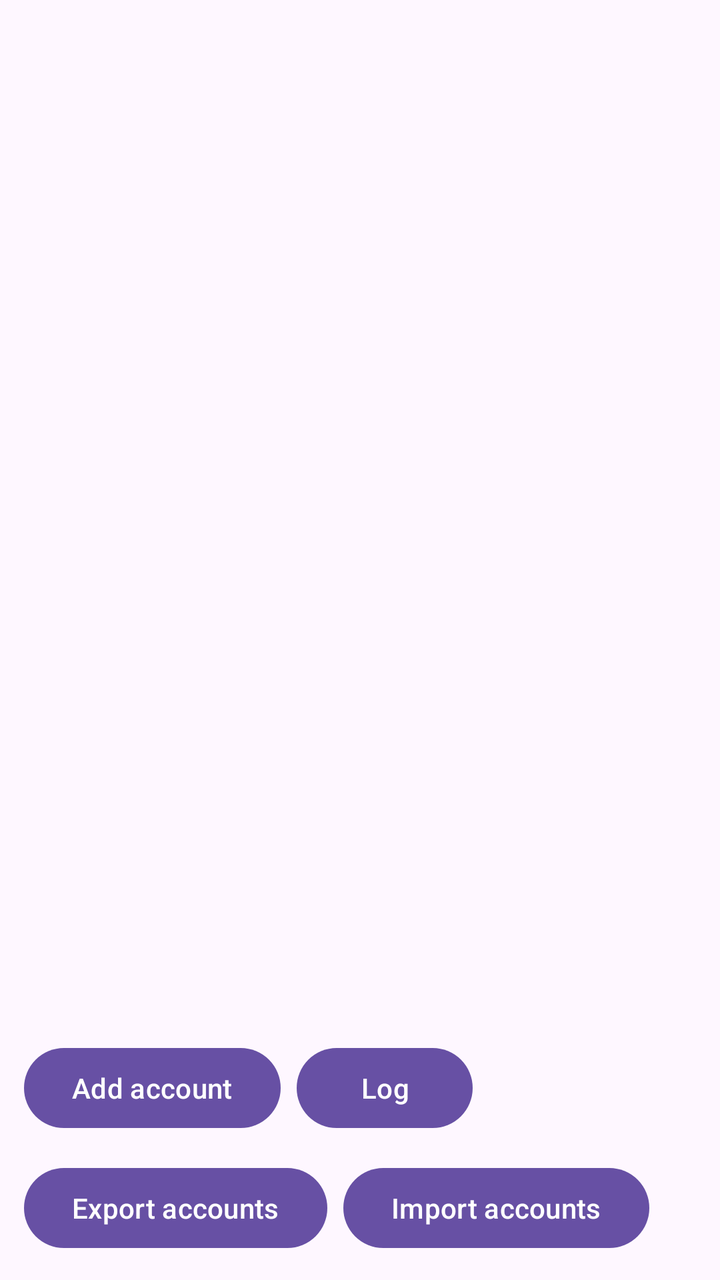
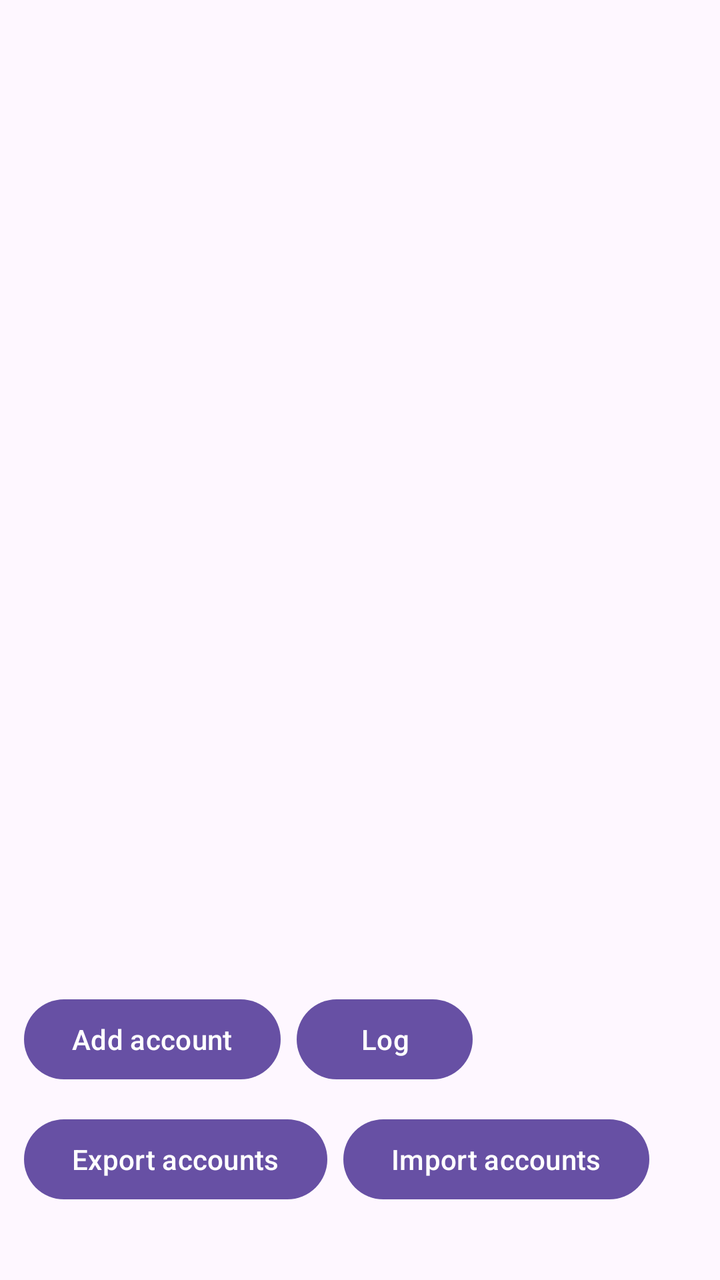

Two renders of the same Android screen: before a commit and after it. Below are the layout's source before the change and the commit's diff.
<!-- AndroidManifest.xml: application theme Theme.DavProvider -->
<!-- res/layout/activity_settings.xml -->
<?xml version="1.0" encoding="utf-8"?>
<LinearLayout xmlns:android="http://schemas.android.com/apk/res/android"
    android:id="@+id/settings_root"
    android:layout_width="match_parent"
    android:layout_height="match_parent"
    android:fitsSystemWindows="true"
    android:orientation="vertical">

    <ScrollView
        android:id="@+id/settings_scroll"
        android:layout_width="match_parent"
        android:layout_height="0dp"
        android:layout_weight="1"
        android:fillViewport="true">

        <LinearLayout
            android:layout_width="match_parent"
            android:layout_height="wrap_content"
            android:orientation="vertical"
            android:padding="16dp">

            <TextView
                android:id="@+id/settings_empty"
                android:layout_width="match_parent"
                android:layout_height="wrap_content"
                android:text="@string/settings_empty"
                android:textAppearance="?attr/textAppearanceBodyMedium"
                android:visibility="gone" />

            <LinearLayout
                android:id="@+id/accounts_container"
                android:layout_width="match_parent"
                android:layout_height="wrap_content"
                android:orientation="vertical" />

        </LinearLayout>
    </ScrollView>

    <LinearLayout
        android:layout_width="match_parent"
        android:layout_height="wrap_content"
        android:orientation="horizontal"
        android:padding="12dp">

        <Button
            android:id="@+id/add_account"
            android:layout_width="wrap_content"
            android:layout_height="wrap_content"
            android:text="@string/add_account" />

        <Button
            android:id="@+id/view_log"
            android:layout_width="wrap_content"
            android:layout_height="wrap_content"
            android:layout_marginStart="8dp"
            android:text="@string/log" />

    </LinearLayout>

    <LinearLayout
        android:layout_width="match_parent"
        android:layout_height="wrap_content"
        android:orientation="horizontal"
        android:paddingStart="12dp"
        android:paddingEnd="12dp"
        android:paddingBottom="12dp">

        <Button
            android:id="@+id/export_accounts"
            android:layout_width="wrap_content"
            android:layout_height="wrap_content"
            android:text="@string/export_accounts" />

        <Button
            android:id="@+id/import_accounts"
            android:layout_width="wrap_content"
            android:layout_height="wrap_content"
            android:layout_marginStart="8dp"
            android:text="@string/import_accounts" />

    </LinearLayout>

</LinearLayout>
<!-- resources referenced by this layout -->
<resources>
  <string name="add_account">Add account</string>
  <string name="export_accounts">Export accounts</string>
  <string name="import_accounts">Import accounts</string>
  <string name="log">Log</string>
  <string name="settings_empty">No accounts yet. Add one to sync a server into this device.</string>
  <style name="Theme.DavProvider" parent="Theme.Material3.DayNight.NoActionBar">
          <item name="android:windowLightStatusBar">true</item>
          <item name="android:windowLightNavigationBar">true</item>
      </style>
</resources>

<!-- the commit's change to res/layout/activity_settings.xml (unified diff, before → after) -->
@@ -80,4 +80,14 @@
 
     </LinearLayout>
 
+    
+    <TextView
+        android:id="@+id/settings_version"
+        android:layout_width="match_parent"
+        android:layout_height="wrap_content"
+        android:gravity="center_horizontal"
+        android:paddingBottom="8dp"
+        android:textAppearance="?attr/textAppearanceBodySmall"
+        android:textColor="?attr/colorOnSurfaceVariant" />
+
 </LinearLayout>
